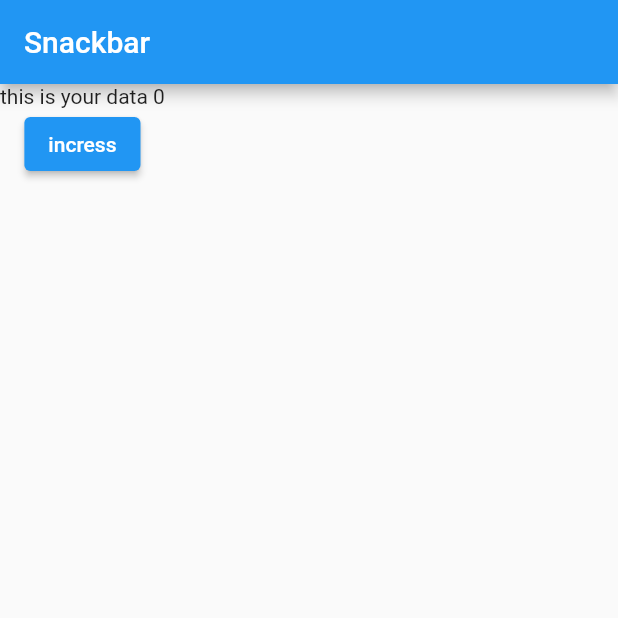
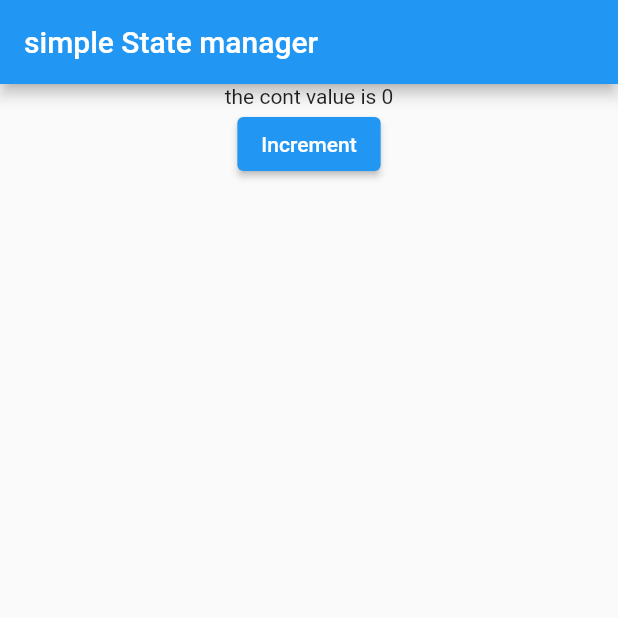
Before and after one commit to like-github1/getx_tutorials, a Flutter app: the screen it shows after launch, on a phone screen of 412 x 824 dp, the top half of it. Run offline on Flutter 3.47's test engine with Material 2 defaults, Android fonts, the phone set to English and light mode, and no system bars; our stand-ins replace get.

Commit message:
State Management - Simple State Manager- GetBuilder
State Management - Simple State Manager- GetBuilder

```diff
--- a/lib/getxController.dart
+++ b/lib/getxController.dart
@@ -1,14 +1,10 @@
-// ignore: file_names
 import 'package:get/get.dart';
 
-
-
-
-class Mycontroller extends GetxController{
-  var count=0; //simple state manager there is no neeed to add obs
-  void increment(){
-    count++;
-    update();
-  }
+class Getcontroller extends GetxController{
+  var count=0;
+void increment(){
+  count++;
+  update();
+}
 
 }
--- a/lib/main.dart
+++ b/lib/main.dart
@@ -1,49 +1,33 @@
 import 'package:flutter/material.dart';
 import 'package:get/get.dart';
+import 'package:get/get_navigation/get_navigation.dart';
 
-import 'package:getx_tutorials/getxController.dart';
+import 'getxController.dart';
 
 void main() {
-  runApp(
-    myapp(),
-  );
+  runApp(Myapp());
 }
 
-class myapp extends StatefulWidget {
-  myapp({Key? key}) : super(key: key);
+class Myapp extends StatelessWidget {
+  const Myapp({Key? key}) : super(key: key);
 
-
-  @override
-  State<myapp> createState() => _myappState();
-}
-
-class _myappState extends State<myapp> {
-   Mycontroller icontroller=Get.put(Mycontroller());
   @override
   Widget build(BuildContext context) {
     return GetMaterialApp(
-      title: "Snackbar using GetX",
+      title: "Simple State Manager",
       home: Scaffold(
         appBar: AppBar(
-          title: Text("Snackbar"),
+          title: Text("simple State manager"),
         ),
-        body: Container(
+        body: Center(
           child: Column(
             children: [
-               GetBuilder<Mycontroller>(
-
-                      builder: (controller){
-                        return Text("this is your data ${icontroller.count}");
-
-                      }
-                      ),
-              ElevatedButton(
-                onPressed: (){
-                  Get.find<Mycontroller>().increment();
-                  icontroller.increment();
-                },
-                child: Text("incress"),
-                )
+              GetBuilder<Getcontroller>(
+                  init: Getcontroller(),
+                  builder: (controller) {
+                    return Text("the cont value is ${controller.count}");
+                  }),
+              ElevatedButton(onPressed: () {}, child: const Text("Increment"))
             ],
           ),
         ),
```
